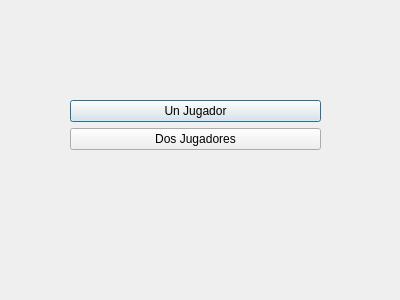
juanMaRF/Proyecto-Final, file Juego/VideoGame/menu.ui: the form before one commit.
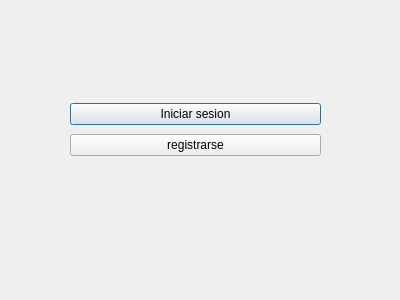
The form after the commit.

Commit message: registro e inicio de sesion

```diff
--- a/Juego/VideoGame/menu.ui
+++ b/Juego/VideoGame/menu.ui
@@ -13,27 +13,27 @@
   <property name="windowTitle">
    <string>Dialog</string>
   </property>
-  <widget class="QWidget" name="">
+  <widget class="QWidget" name="layoutWidget">
    <property name="geometry">
     <rect>
      <x>70</x>
      <y>100</y>
      <width>251</width>
-     <height>50</height>
+     <height>59</height>
     </rect>
    </property>
    <layout class="QVBoxLayout" name="verticalLayout">
     <item>
      <widget class="QPushButton" name="un_pla">
       <property name="text">
-       <string>Un Jugador</string>
+       <string>Iniciar sesion</string>
       </property>
      </widget>
     </item>
     <item>
      <widget class="QPushButton" name="pushButton_2">
       <property name="text">
-       <string>Dos Jugadores</string>
+       <string>registrarse</string>
       </property>
      </widget>
     </item>
```
The commit also changes 29 other files.
